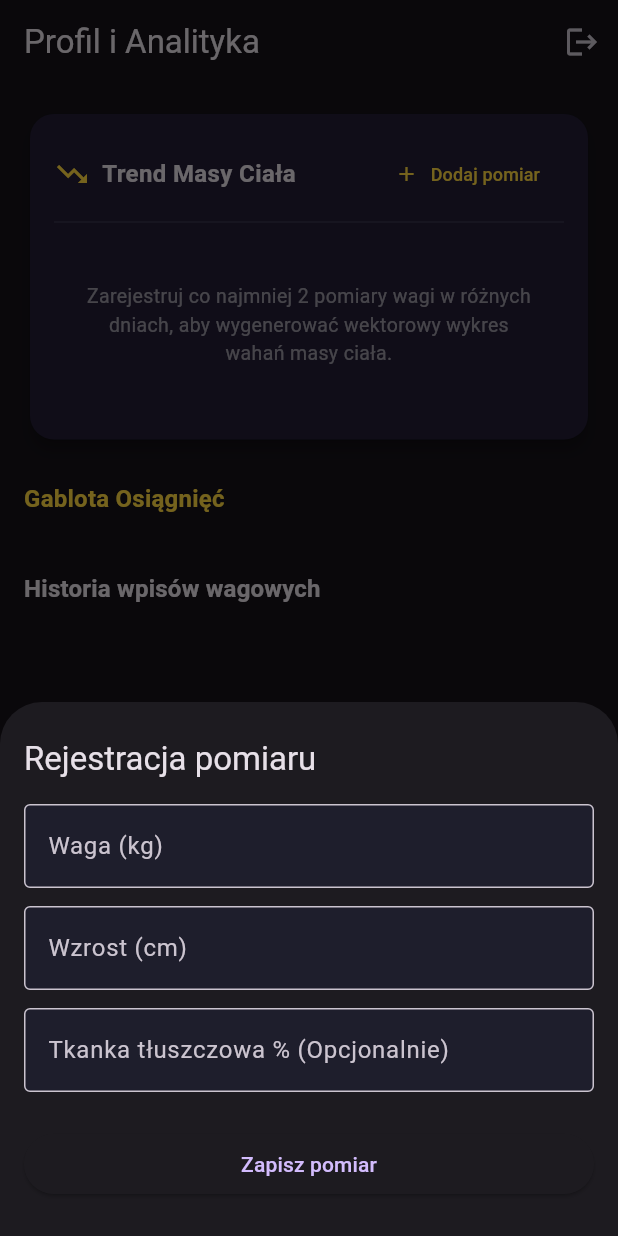
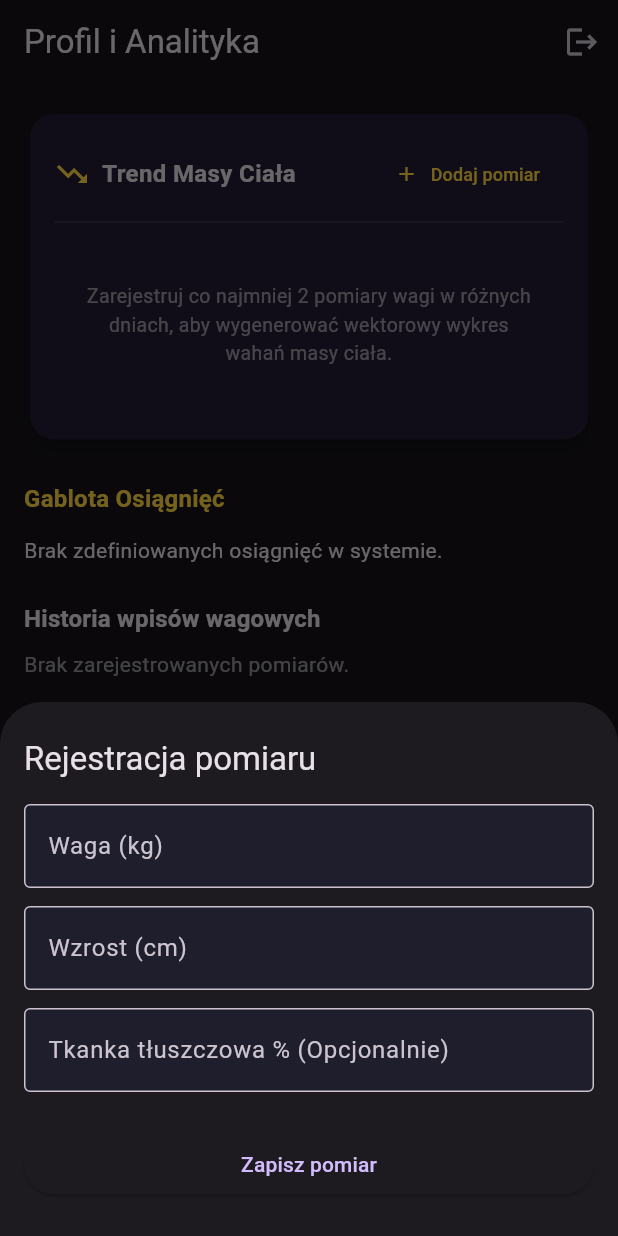
Before and after one commit to osklip/GymlyPro, a Flutter app: the screen it shows once a user with an empty profile is signed in, item 4 of the bottom bar chosen, after a tap on "Dodaj pomiar", on a phone screen of 412 x 824 dp. Run offline on Flutter 3.47's test engine with Material 3 defaults, Android fonts, the light colour scheme and no system bars; our stand-ins replace firebase_auth, firebase_core, fl_chart; accounts and stored records are empty; network calls fail.

Commit message:
Wersja MVP

```diff
--- a/frontend/lib/screens/create_plan_screen.dart
+++ b/frontend/lib/screens/create_plan_screen.dart
@@ -245,7 +245,8 @@ class _CreatePlanScreenState extends State<CreatePlanScreen> {
                 labelText: 'Wybierz ćwiczenie',
                 border: OutlineInputBorder(),
               ),
-              value: draft.selectedExercise,
+              // Zastosowanie initialValue zamiast przestarzałego value
+              initialValue: draft.selectedExercise,
               items: availableExercises.map((Exercise ex) {
                 return DropdownMenuItem<Exercise>(
                   value: ex,
--- a/frontend/lib/screens/history_screen.dart
+++ b/frontend/lib/screens/history_screen.dart
@@ -102,7 +102,6 @@ class _HistoryScreenState extends State<HistoryScreen> {
       child: ListView.builder(
         controller: _scrollController,
         padding: const EdgeInsets.all(8.0),
-        // Zwiększamy licznik o 1, jeśli w toku jest dociąganie kolejnej strony
         itemCount: provider.history.length + (provider.isFetchingMore ? 1 : 0),
         itemBuilder: (context, index) {
           if (index == provider.history.length) {
@@ -119,7 +118,8 @@ class _HistoryScreenState extends State<HistoryScreen> {
             shape: RoundedRectangleBorder(borderRadius: BorderRadius.circular(12)),
             child: ExpansionTile(
               leading: CircleAvatar(
-                backgroundColor: Colors.deepPurpleAccent.withOpacity(0.2),
+                // Zastosowanie nowej metody zgodnie z wytycznymi Fluttera
+                backgroundColor: Colors.deepPurpleAccent.withValues(alpha: 0.2),
                 child: const Icon(Icons.timeline, color: Colors.deepPurpleAccent),
               ),
               title: Text(
--- a/frontend/lib/screens/plans_screen.dart
+++ b/frontend/lib/screens/plans_screen.dart
@@ -58,7 +58,7 @@ class _PlansScreenState extends State<PlansScreen> {
     final sessionProvider = Provider.of<SessionProvider>(context, listen: false);
 
     try {
-      await sessionProvider.startWorkout(null); // planId = null oznacza Freestyle
+      await sessionProvider.startWorkout(null);
       if (!context.mounted) return;
 
       Navigator.push(
@@ -124,12 +124,16 @@ class _PlansScreenState extends State<PlansScreen> {
     return Column(
       crossAxisAlignment: CrossAxisAlignment.stretch,
       children: [
-        // GŁÓWNY BANER: Trening Freestyle
         Padding(
           padding: const EdgeInsets.fromLTRB(12, 12, 12, 6),
           child: Card(
-            elevation: 6, shadowColor: Colors.amberAccent.withOpacity(0.15), color: const Color(0xFF28213E),
-            shape: RoundedRectangleBorder(borderRadius: BorderRadius.circular(16), side: BorderSide(color: Colors.amberAccent.withOpacity(0.6), width: 1.5)),
+            elevation: 6,
+            shadowColor: Colors.amberAccent.withValues(alpha: 0.15),
+            color: const Color(0xFF28213E),
+            shape: RoundedRectangleBorder(
+              borderRadius: BorderRadius.circular(16),
+              side: BorderSide(color: Colors.amberAccent.withValues(alpha: 0.6), width: 1.5)
+            ),
             child: InkWell(
               borderRadius: BorderRadius.circular(16),
               onTap: _isStartingFreestyle ? null : () => _startFreestyleWorkout(context),
@@ -143,12 +147,12 @@ class _PlansScreenState extends State<PlansScreen> {
                       child: _isStartingFreestyle ? const SizedBox(width: 28, height: 28, child: CircularProgressIndicator(color: Colors.black, strokeWidth: 3)) : const Icon(Icons.bolt, color: Colors.black, size: 32),
                     ),
                     const SizedBox(width: 16),
-                    Expanded(
+                    const Expanded(
                       child: Column(
                         crossAxisAlignment: CrossAxisAlignment.start,
                         children: [
-                          const Text('Trening Freestyle', style: TextStyle(fontSize: 18, fontWeight: FontWeight.bold, color: Colors.white)),
-                          const SizedBox(height: 4),
+                          Text('Trening Freestyle', style: TextStyle(fontSize: 18, fontWeight: FontWeight.bold, color: Colors.white)),
+                          SizedBox(height: 4),
                           Text('Rozpocznij pusty trening ad-hoc i dodawaj ćwiczenia w locie.', style: TextStyle(color: Colors.white70, fontSize: 12)),
                         ],
                       ),
@@ -176,7 +180,10 @@ class _PlansScreenState extends State<PlansScreen> {
                     final plan = provider.plans[index];
                     return Card(
                       elevation: 2, margin: const EdgeInsets.symmetric(vertical: 5.0, horizontal: 4.0),
-                      shape: RoundedRectangleBorder(borderRadius: BorderRadius.circular(12), side: BorderSide(color: plan.isActive ? Colors.greenAccent.withOpacity(0.4) : Colors.transparent, width: 1.5)),
+                      shape: RoundedRectangleBorder(
+                        borderRadius: BorderRadius.circular(12),
+                        side: BorderSide(color: plan.isActive ? Colors.greenAccent.withValues(alpha: 0.4) : Colors.transparent, width: 1.5)
+                      ),
                       child: ListTile(
                         leading: Icon(plan.isActive ? Icons.play_circle_fill : Icons.assignment, color: plan.isActive ? Colors.greenAccent : Colors.white70, size: 36),
                         title: Row(
--- a/frontend/lib/screens/profile_screen.dart
+++ b/frontend/lib/screens/profile_screen.dart
@@ -1,4 +1,3 @@
-import 'dart:math' as math;
 import 'package:flutter/material.dart';
 import 'package:fl_chart/fl_chart.dart';
 import 'package:provider/provider.dart';
@@ -37,7 +36,6 @@ class _ProfileScreenState extends State<ProfileScreen> {
     }
   }
 
-  // Wektorowy render wykresu masy ciała
   Widget _buildWeightChart(List<BodyMeasurement> measurements) {
     if (measurements.length < 2) {
       return const Padding(
@@ -50,7 +48,6 @@ class _ProfileScreenState extends State<ProfileScreen> {
       );
     }
 
-    // Sortowanie chronologiczne od najstarszego wpisu dla prawidłowej osi X
     final ascList = List<BodyMeasurement>.from(measurements).reversed.toList();
 
     final List<FlSpot> spots = [];
@@ -109,7 +106,7 @@ class _ProfileScreenState extends State<ProfileScreen> {
             borderData: FlBorderData(show: false),
             minX: 0,
             maxX: (ascList.length - 1).toDouble(),
-            minY: minY,
+            minY: minY < 0 ? 0 : minY,
             maxY: maxY,
             lineBarsData: [
               LineChartBarData(
@@ -121,7 +118,8 @@ class _ProfileScreenState extends State<ProfileScreen> {
                 dotData: const FlDotData(show: true),
                 belowBarData: BarAreaData(
                   show: true,
-                  color: Colors.amberAccent.withOpacity(0.15),
+                  // Zastosowanie nowoczesnego API eliminującego błąd utraty precyzji
+                  color: Colors.amberAccent.withValues(alpha: 0.15),
                 ),
               ),
             ],
@@ -143,24 +141,41 @@ class _ProfileScreenState extends State<ProfileScreen> {
     }
 
     showModalBottomSheet(
-      context: context, isScrollControlled: true,
+      context: context,
+      isScrollControlled: true,
       builder: (ctx) => Padding(
-        padding: EdgeInsets.only(bottom: MediaQuery.of(ctx).viewInsets.bottom, left: 16.0, right: 16.0, top: 24.0),
+        padding: EdgeInsets.only(
+          bottom: MediaQuery.of(ctx).viewInsets.bottom,
+          left: 16.0, right: 16.0, top: 24.0,
+        ),
         child: Form(
           key: formKey,
           child: Column(
-            mainAxisSize: MainAxisSize.min, crossAxisAlignment: CrossAxisAlignment.stretch,
+            mainAxisSize: MainAxisSize.min,
+            crossAxisAlignment: CrossAxisAlignment.stretch,
             children: [
-              Text('Rejestracja pomiaru', style: Theme.of(ctx).textTheme.titleLarge), const SizedBox(height: 16),
+              Text('Rejestracja pomiaru', style: Theme.of(ctx).textTheme.titleLarge),
+              const SizedBox(height: 16),
               TextFormField(
-                controller: weightController, decoration: const InputDecoration(labelText: 'Waga (kg)', border: OutlineInputBorder()), keyboardType: const TextInputType.numberWithOptions(decimal: true),
-                validator: (val) => (val == null || double.tryParse(val.replaceAll(',', '.')) == null) ? 'Błąd formatu' : null,
-              ), const SizedBox(height: 12),
+                controller: weightController,
+                decoration: const InputDecoration(labelText: 'Waga (kg)', border: OutlineInputBorder()),
+                keyboardType: const TextInputType.numberWithOptions(decimal: true),
+                validator: (val) => (val == null || val.trim().isEmpty || double.tryParse(val.replaceAll(',', '.')) == null) ? 'Błąd formatu' : null,
+              ),
+              const SizedBox(height: 12),
               TextFormField(
-                controller: heightController, decoration: const InputDecoration(labelText: 'Wzrost (cm)', border: OutlineInputBorder()), keyboardType: const TextInputType.numberWithOptions(decimal: true),
-                validator: (val) => (val == null || double.tryParse(val.replaceAll(',', '.')) == null) ? 'Błąd formatu' : null,
-              ), const SizedBox(height: 12),
-              TextFormField(controller: bfController, decoration: const InputDecoration(labelText: 'Tkanka tłuszczowa % (Opcjonalnie)', border: OutlineInputBorder()), keyboardType: const TextInputType.numberWithOptions(decimal: true)), const SizedBox(height: 24),
+                controller: heightController,
+                decoration: const InputDecoration(labelText: 'Wzrost (cm)', border: OutlineInputBorder()),
+                keyboardType: const TextInputType.numberWithOptions(decimal: true),
+                validator: (val) => (val == null || val.trim().isEmpty || double.tryParse(val.replaceAll(',', '.')) == null) ? 'Błąd formatu' : null,
+              ),
+              const SizedBox(height: 12),
+              TextFormField(
+                controller: bfController,
+                decoration: const InputDecoration(labelText: 'Tkanka tłuszczowa % (Opcjonalnie)', border: OutlineInputBorder()),
+                keyboardType: const TextInputType.numberWithOptions(decimal: true),
+              ),
+              const SizedBox(height: 24),
               ElevatedButton(
                 onPressed: () async {
                   if (formKey.currentState?.validate() ?? false) {
@@ -170,14 +185,24 @@ class _ProfileScreenState extends State<ProfileScreen> {
                     final bf = bfText.isNotEmpty ? double.parse(bfText.replaceAll(',', '.')) : null;
 
                     try {
-                      await measurementProvider.addMeasurement(BodyMeasurement(weight: weight, height: height, bodyFatPercentage: bf));
+                      await measurementProvider.addMeasurement(BodyMeasurement(
+                        weight: weight, height: height, bodyFatPercentage: bf,
+                      ));
                       if (!ctx.mounted) return;
                       Navigator.of(ctx).pop();
-                    } catch (_) {}
+                      ScaffoldMessenger.of(context).showSnackBar(
+                        const SnackBar(content: Text('Pomiar zapisany pomyślnie.'), backgroundColor: Colors.green),
+                      );
+                    } catch (e) {
+                      ScaffoldMessenger.of(context).showSnackBar(
+                        SnackBar(content: Text('Błąd: $e'), backgroundColor: Colors.redAccent),
+                      );
+                    }
                   }
                 },
                 child: const Text('Zapisz pomiar'),
-              ), const SizedBox(height: 24),
+              ),
+              const SizedBox(height: 24),
             ],
           ),
         ),
@@ -194,7 +219,15 @@ class _ProfileScreenState extends State<ProfileScreen> {
     return Scaffold(
       appBar: AppBar(
         title: const Text('Profil i Analityka'),
-        actions: [IconButton(icon: const Icon(Icons.logout), tooltip: 'Wyloguj', onPressed: () async { await Provider.of<AuthProvider>(context, listen: false).logout(); })],
+        actions: [
+          IconButton(
+            icon: const Icon(Icons.logout),
+            tooltip: 'Wyloguj',
+            onPressed: () async {
+              await Provider.of<AuthProvider>(context, listen: false).logout();
+            },
+          )
+        ],
       ),
       body: _buildBody(context, userProvider, measurementProvider, achievementProvider),
     );
@@ -218,17 +251,43 @@ class _ProfileScreenState extends State<ProfileScreen> {
         children: [
           if (profile != null) ...[
             const SizedBox(height: 8),
-            CircleAvatar(radius: 46, backgroundColor: Colors.deepPurpleAccent, child: Text(profile.displayName.isNotEmpty ? profile.displayName[0].toUpperCase() : '?', style: const TextStyle(fontSize: 36, fontWeight: FontWeight.bold, color: Colors.white))),
+            CircleAvatar(
+              radius: 46,
+              backgroundColor: Colors.deepPurpleAccent,
+              child: Text(
+                profile.displayName.isNotEmpty ? profile.displayName[0].toUpperCase() : '?',
+                style: const TextStyle(fontSize: 36, fontWeight: FontWeight.bold, color: Colors.white),
+              ),
+            ),
             const SizedBox(height: 12),
-            Text(profile.displayName, textAlign: TextAlign.center, style: Theme.of(context).textTheme.titleLarge?.copyWith(fontWeight: FontWeight.bold)),
+            Text(
+              profile.displayName,
+              textAlign: TextAlign.center,
+              style: Theme.of(context).textTheme.titleLarge?.copyWith(fontWeight: FontWeight.bold),
+            ),
             const SizedBox(height: 16),
-            Card(elevation: 4, shape: RoundedRectangleBorder(borderRadius: BorderRadius.circular(16)), child: Padding(padding: const EdgeInsets.all(16.0), child: Column(children: [const Icon(Icons.stars, color: Colors.amber, size: 36), const SizedBox(height: 4), Text('POZIOM ${profile.level}', style: const TextStyle(fontSize: 18, fontWeight: FontWeight.w900, letterSpacing: 2.0)), const SizedBox(height: 2), Text('Punkty doświadczenia: ${profile.totalPoints}', style: const TextStyle(color: Colors.white70, fontSize: 13))]))),
+            Card(
+              elevation: 4,
+              shape: RoundedRectangleBorder(borderRadius: BorderRadius.circular(16)),
+              child: Padding(
+                padding: const EdgeInsets.all(16.0),
+                child: Column(
+                  children: [
+                    const Icon(Icons.stars, color: Colors.amber, size: 36),
+                    const SizedBox(height: 4),
+                    Text('POZIOM ${profile.level}', style: const TextStyle(fontSize: 18, fontWeight: FontWeight.w900, letterSpacing: 2.0)),
+                    const SizedBox(height: 2),
+                    Text('Punkty doświadczenia: ${profile.totalPoints}', style: const TextStyle(color: Colors.white70, fontSize: 13)),
+                  ],
+                ),
+              ),
+            ),
             const SizedBox(height: 24),
           ],
 
-          // KARTA WYKRESU WAGI
           Card(
-            elevation: 4, shape: RoundedRectangleBorder(borderRadius: BorderRadius.circular(16)),
+            elevation: 4,
+            shape: RoundedRectangleBorder(borderRadius: BorderRadius.circular(16)),
             color: const Color(0xFF221C35),
             child: Padding(
               padding: const EdgeInsets.all(16.0),
@@ -250,25 +309,89 @@ class _ProfileScreenState extends State<ProfileScreen> {
           ),
 
           const SizedBox(height: 24),
+
           Text('Gablota Osiągnięć', style: Theme.of(context).textTheme.titleMedium?.copyWith(fontWeight: FontWeight.bold, color: Colors.amberAccent)),
           const SizedBox(height: 12),
-          if (aProvider.isLoading && aProvider.allAchievements.isEmpty) const Center(child: CircularProgressIndicator()) else ...aProvider.allAchievements.map((ach) {
+          if (aProvider.isLoading && aProvider.allAchievements.isEmpty)
+            const Center(child: Padding(padding: EdgeInsets.all(16.0), child: CircularProgressIndicator()))
+          else if (aProvider.allAchievements.isEmpty)
+            const Text('Brak zdefiniowanych osiągnięć w systemie.')
+          else
+            ...aProvider.allAchievements.map((ach) {
               final isUnlocked = aProvider.isUnlocked(ach.id);
               final earnedDate = aProvider.getEarnedDate(ach.id);
+
               return Card(
-              margin: const EdgeInsets.only(bottom: 8.0), color: isUnlocked ? const Color(0xFF252238) : const Color(0xFF161620),
-              shape: RoundedRectangleBorder(borderRadius: BorderRadius.circular(12), side: BorderSide(color: isUnlocked ? Colors.amber.withOpacity(0.5) : Colors.transparent, width: 1.0)),
+                margin: const EdgeInsets.only(bottom: 8.0),
+                color: isUnlocked ? const Color(0xFF252238) : const Color(0xFF161620),
+                shape: RoundedRectangleBorder(
+                  borderRadius: BorderRadius.circular(12),
+                  side: BorderSide(
+                    color: isUnlocked ? Colors.amber.withValues(alpha: 0.5) : Colors.transparent,
+                    width: 1.0,
+                  ),
+                ),
                 child: ListTile(
-                leading: CircleAvatar(backgroundColor: isUnlocked ? Colors.amber.withOpacity(0.2) : Colors.white10, child: Icon(_getIcon(ach.iconUrl), color: isUnlocked ? Colors.amber : Colors.white30)),
-                title: Row(children: [Expanded(child: Text(ach.name, style: TextStyle(fontWeight: FontWeight.bold, color: isUnlocked ? Colors.white : Colors.white54))), if (isUnlocked) const Icon(Icons.check_circle, color: Colors.greenAccent, size: 16)]),
-                subtitle: Column(crossAxisAlignment: CrossAxisAlignment.start, children: [const SizedBox(height: 4), Text(ach.description, style: TextStyle(color: isUnlocked ? Colors.white70 : Colors.white30, fontSize: 12)), if (isUnlocked && earnedDate != null) Text('Zdobyto: ${earnedDate.day}.${earnedDate.month}.${earnedDate.year}', style: const TextStyle(color: Colors.amberAccent, fontSize: 10, fontWeight: FontWeight.bold))]),
+                  leading: CircleAvatar(
+                    backgroundColor: isUnlocked ? Colors.amber.withValues(alpha: 0.2) : Colors.white10,
+                    child: Icon(
+                      _getIcon(ach.iconUrl),
+                      color: isUnlocked ? Colors.amber : Colors.white30,
+                    ),
+                  ),
+                  title: Row(
+                    children: [
+                      Expanded(
+                        child: Text(
+                          ach.name,
+                          style: TextStyle(fontWeight: FontWeight.bold, color: isUnlocked ? Colors.white : Colors.white54),
+                        ),
+                      ),
+                      if (isUnlocked)
+                        const Icon(Icons.check_circle, color: Colors.greenAccent, size: 16)
+                      else
+                        const Icon(Icons.lock_outline, color: Colors.white30, size: 16),
+                    ],
+                  ),
+                  subtitle: Column(
+                    crossAxisAlignment: CrossAxisAlignment.start,
+                    children: [
+                      const SizedBox(height: 4),
+                      Text(ach.description, style: TextStyle(color: isUnlocked ? Colors.white70 : Colors.white30, fontSize: 12)),
+                      const SizedBox(height: 4),
+                      if (isUnlocked && earnedDate != null)
+                        Text(
+                          'Zdobyto: ${earnedDate.day.toString().padLeft(2, '0')}.${earnedDate.month.toString().padLeft(2, '0')}.${earnedDate.year}',
+                          style: const TextStyle(color: Colors.amberAccent, fontSize: 10, fontWeight: FontWeight.bold),
+                        )
+                      else
+                        Text('Wymagane: ${ach.requiredPoints} pkt', style: const TextStyle(color: Colors.white30, fontSize: 10)),
+                    ],
+                  ),
                 ),
               );
             }),
 
           const SizedBox(height: 24),
-          Text('Historia wpisów wagowych', style: Theme.of(context).textTheme.titleMedium?.copyWith(fontWeight: FontWeight.bold)), const SizedBox(height: 8),
-          ...mProvider.measurements.map((m) => Card(margin: const EdgeInsets.only(bottom: 6.0), child: ListTile(dense: true, leading: const Icon(Icons.monitor_weight, color: Colors.deepPurpleAccent, size: 20), title: Text('${m.weight} kg', style: const TextStyle(fontWeight: FontWeight.bold)), subtitle: Text('Wzrost: ${m.height} cm ${m.bodyFatPercentage != null ? '| BF: ${m.bodyFatPercentage}%' : ''}'), trailing: m.measuredAt != null ? Text('${m.measuredAt!.day}.${m.measuredAt!.month}', style: const TextStyle(fontSize: 12)) : null))),
+
+          Text('Historia wpisów wagowych', style: Theme.of(context).textTheme.titleMedium?.copyWith(fontWeight: FontWeight.bold)),
+          const SizedBox(height: 8),
+
+          if (mProvider.measurements.isEmpty)
+            const Text('Brak zarejestrowanych pomiarów.', style: TextStyle(color: Colors.white54))
+          else
+            ...mProvider.measurements.map((m) => Card(
+              margin: const EdgeInsets.only(bottom: 6.0),
+              child: ListTile(
+                dense: true,
+                leading: const Icon(Icons.monitor_weight, color: Colors.deepPurpleAccent, size: 20),
+                title: Text('${m.weight} kg', style: const TextStyle(fontWeight: FontWeight.bold)),
+                subtitle: Text('Wzrost: ${m.height} cm ${m.bodyFatPercentage != null ? '| BF: ${m.bodyFatPercentage}%' : ''}'),
+                trailing: m.measuredAt != null
+                    ? Text('${m.measuredAt!.day.toString().padLeft(2, '0')}.${m.measuredAt!.month.toString().padLeft(2, '0')}', style: const TextStyle(fontSize: 12))
+                    : null,
+              ),
+            )),
         ],
       ),
     );
```
Also changed, not shown: frontend/lib/screens/active_workout_screen.dart (+7 -8 lines), frontend/lib/screens/exercise_details_screen.dart (+13 -3 lines), frontend/lib/screens/exercises_screen.dart (+2 -5 lines). Lines whose indentation alone changed are shown as unchanged.
